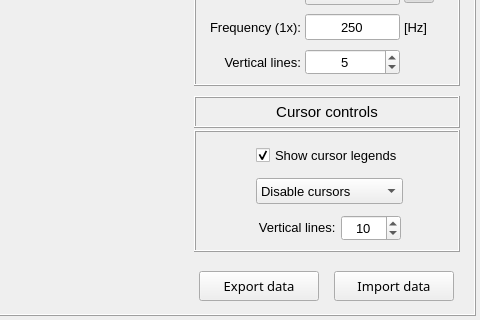
First picture: the form in vibra/interface/data/ui_files/plots/general/frequency_response_plotter.ui, repository MOPT-UFSC/VIBRA, before the edit; both pictures show x 570 to 1050 and y 424 to 744 of the 1050 by 744 pixel window.
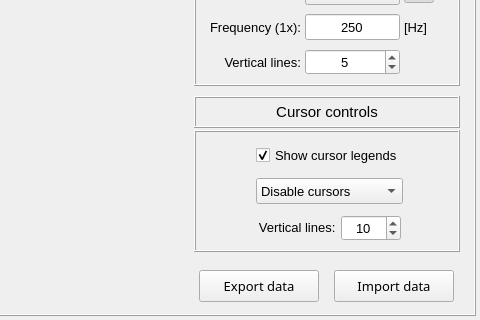
Second picture: the form after the edit. Icons and pictures are not drawn.

Commit message: Add icons to import and export data buttons

Patch:
```diff
--- a/vibra/interface/data/ui_files/plots/general/frequency_response_plotter.ui
+++ b/vibra/interface/data/ui_files/plots/general/frequency_response_plotter.ui
@@ -1739,14 +1739,14 @@
               </property>
               <property name="minimumSize">
                <size>
-                <width>120</width>
-                <height>30</height>
+                <width>110</width>
+                <height>32</height>
                </size>
               </property>
               <property name="maximumSize">
                <size>
                 <width>120</width>
-                <height>30</height>
+                <height>32</height>
                </size>
               </property>
               <property name="font">
@@ -1761,7 +1761,17 @@
                <string notr="true"/>
               </property>
               <property name="text">
-               <string>  Export data  </string>
+               <string>Export data</string>
+              </property>
+              <property name="icon">
+               <iconset resource="../../../icons/resources.qrc">
+                <normaloff>:/icons/save_as_2.png</normaloff>:/icons/save_as_2.png</iconset>
+              </property>
+              <property name="iconSize">
+               <size>
+                <width>20</width>
+                <height>20</height>
+               </size>
               </property>
               <property name="autoDefault">
                <bool>false</bool>
@@ -1775,14 +1785,14 @@
               </property>
               <property name="minimumSize">
                <size>
-                <width>120</width>
-                <height>30</height>
+                <width>110</width>
+                <height>32</height>
                </size>
               </property>
               <property name="maximumSize">
                <size>
                 <width>120</width>
-                <height>30</height>
+                <height>32</height>
                </size>
               </property>
               <property name="font">
@@ -1797,7 +1807,17 @@
                <string notr="true"/>
               </property>
               <property name="text">
-               <string>  Import data  </string>
+               <string>Import data</string>
+              </property>
+              <property name="icon">
+               <iconset resource="../../../icons/resources.qrc">
+                <normaloff>:/icons/document_search.png</normaloff>:/icons/document_search.png</iconset>
+              </property>
+              <property name="iconSize">
+               <size>
+                <width>20</width>
+                <height>20</height>
+               </size>
               </property>
               <property name="autoDefault">
                <bool>false</bool>
```
The commit also changes 5 other files.
